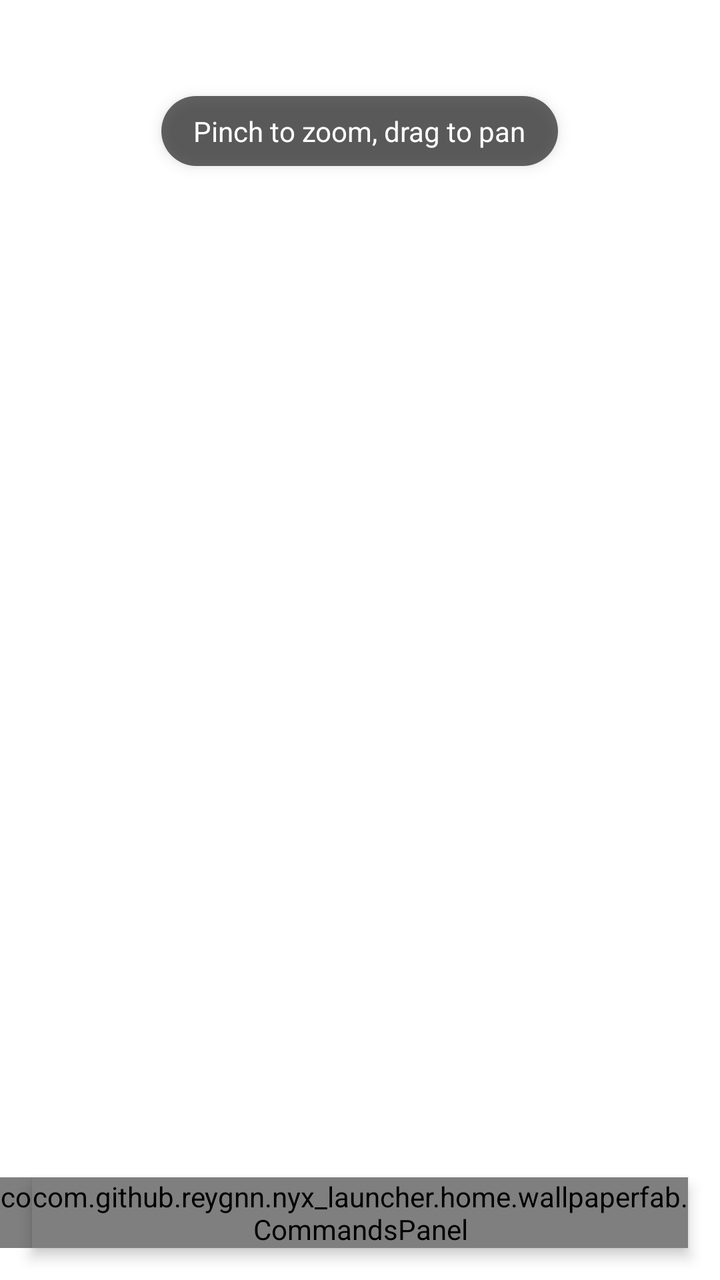
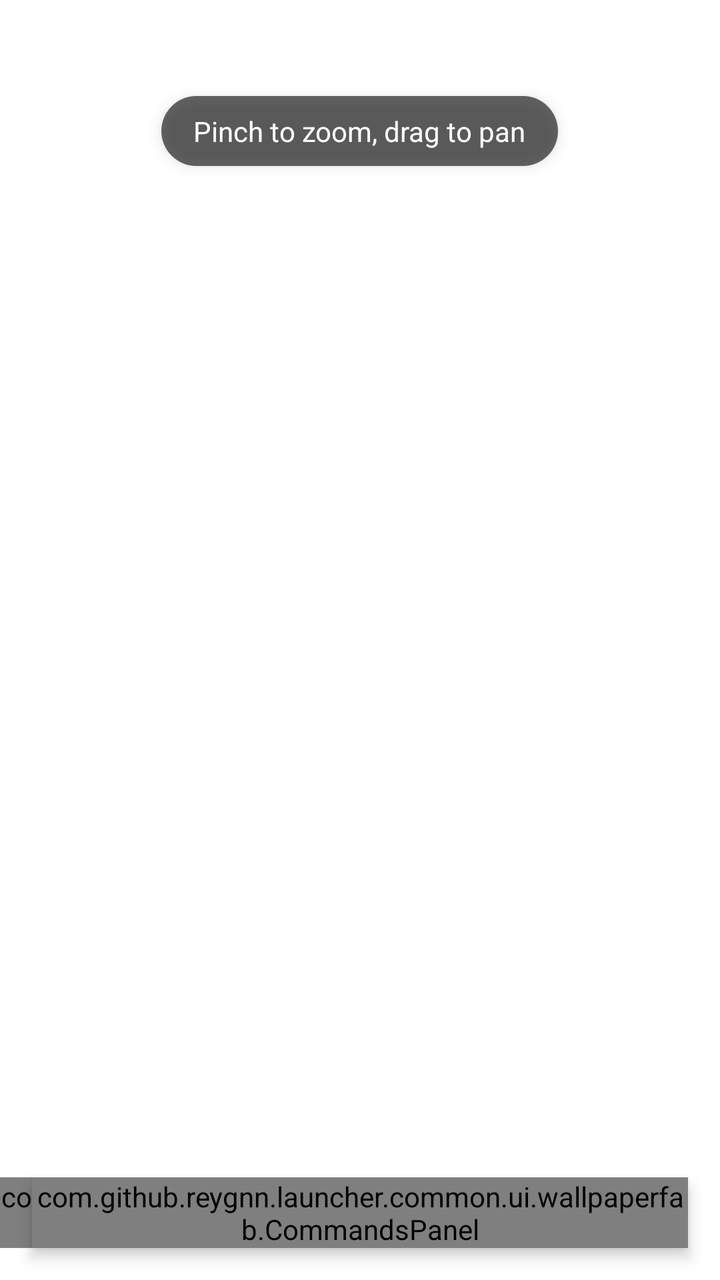

An Android layout rendered at two revisions. The XML below is the earlier revision; the diff shows what the commit changed to produce the second picture.
<!-- AndroidManifest.xml: application theme Theme.Nyx -->
<!-- res/layout/view_wallpaper_edit_overlay.xml -->
<?xml version="1.0" encoding="utf-8"?>
<FrameLayout xmlns:android="http://schemas.android.com/apk/res/android"
    android:id="@+id/wallpaperEditOverlay"
    android:layout_width="match_parent"
    android:layout_height="match_parent">

    <View
        android:id="@+id/wallpaperTouchInterceptor"
        android:layout_width="match_parent"
        android:layout_height="match_parent" />

    <TextView
        android:id="@+id/wallpaperEditHint"
        android:layout_width="wrap_content"
        android:layout_height="wrap_content"
        android:layout_gravity="top|center_horizontal"
        android:layout_marginTop="@dimen/spacing_xlarge"
        android:text="@string/wallpaper_edit_hint"
        android:textColor="@color/wallpaper_edit_foreground"
        android:textSize="@dimen/text_size_hint"
        android:background="@drawable/bg_hint_rounded"
        android:paddingHorizontal="@dimen/spacing_large"
        android:paddingVertical="@dimen/spacing_medium"
        android:elevation="@dimen/elevation_card" />

    
    <com.github.reygnn.nyx_launcher.home.wallpaperfab.CommandsPanel
        android:id="@+id/wallpaperCommandsPanel"
        android:layout_width="match_parent"
        android:layout_height="wrap_content"
        android:layout_gravity="bottom"
        android:layout_marginHorizontal="@dimen/spacing_large"
        android:layout_marginBottom="@dimen/spacing_large"
        android:elevation="@dimen/elevation_card" />

    
    <com.github.reygnn.nyx_launcher.home.wallpaperfab.SpeedDialFabCluster
        android:id="@+id/wallpaperFabCluster"
        android:layout_width="wrap_content"
        android:layout_height="wrap_content"
        android:layout_gravity="bottom|end"
        android:layout_marginEnd="@dimen/spacing_large"
        android:layout_marginBottom="@dimen/spacing_large" />

</FrameLayout>
<!-- resources referenced by this layout -->
<resources>
  <color name="wallpaper_edit_foreground">#FFFFFF</color>
  <dimen name="elevation_card">4dp</dimen>
  <dimen name="spacing_large">16dp</dimen>
  <dimen name="spacing_medium">8dp</dimen>
  <dimen name="spacing_xlarge">48dp</dimen>
  <dimen name="text_size_hint">14sp</dimen>
  <!-- drawable bg_hint_rounded (drawable) -->
  <?xml version="1.0" encoding="utf-8"?>
  <shape xmlns:android="http://schemas.android.com/apk/res/android"
      android:shape="rectangle">
      <solid android:color="#99000000" />
      <corners android:radius="20dp" />
  </shape>
  <string name="wallpaper_edit_hint">Pinch to zoom, drag to pan</string>
  <style name="Theme.Nyx" parent="Theme.Material3.DayNight.NoActionBar">
          <item name="android:windowShowWallpaper">true</item>
          <item name="android:windowBackground">@android:color/transparent</item>
          <item name="android:statusBarColor">@android:color/transparent</item>
          <item name="android:navigationBarColor">@android:color/transparent</item>
          <item name="android:windowLightStatusBar">false</item>
      </style>
</resources>

<!-- the commit's change to res/layout/view_wallpaper_edit_overlay.xml (unified diff, before → after) -->
@@ -24,7 +24,7 @@
         android:elevation="@dimen/elevation_card" />
 
     
-    <com.github.reygnn.nyx_launcher.home.wallpaperfab.CommandsPanel
+    <com.github.reygnn.launcher.common.ui.wallpaperfab.CommandsPanel
         android:id="@+id/wallpaperCommandsPanel"
         android:layout_width="match_parent"
         android:layout_height="wrap_content"
@@ -34,7 +34,7 @@
         android:elevation="@dimen/elevation_card" />
 
     
-    <com.github.reygnn.nyx_launcher.home.wallpaperfab.SpeedDialFabCluster
+    <com.github.reygnn.launcher.common.ui.wallpaperfab.SpeedDialFabCluster
         android:id="@+id/wallpaperFabCluster"
         android:layout_width="wrap_content"
         android:layout_height="wrap_content"
